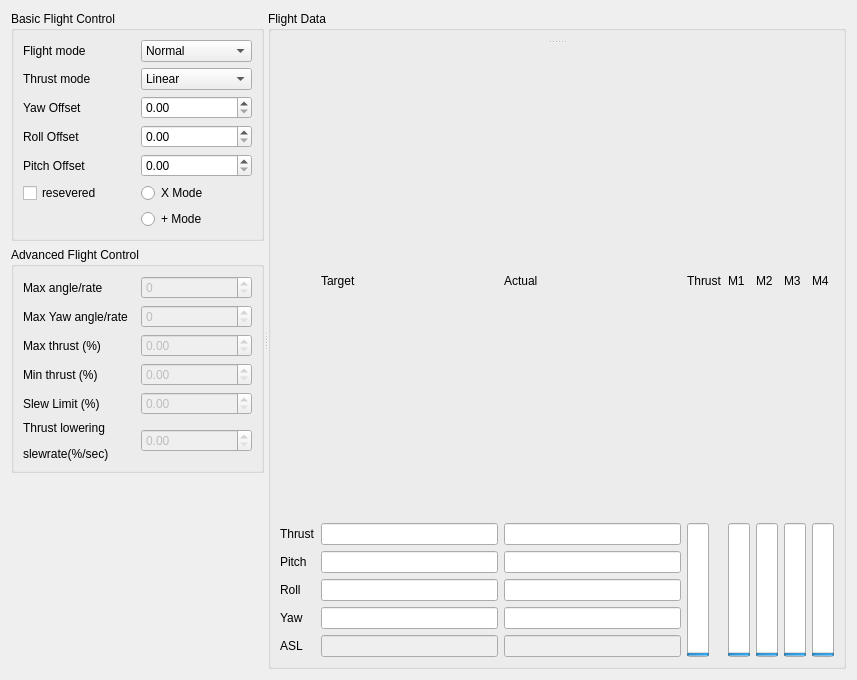
This is ui/tabs/flightTab.ui in ninfeion/BBflight-clients-restruction-python as Qt 5 draws it before an edit. The edited form follows.
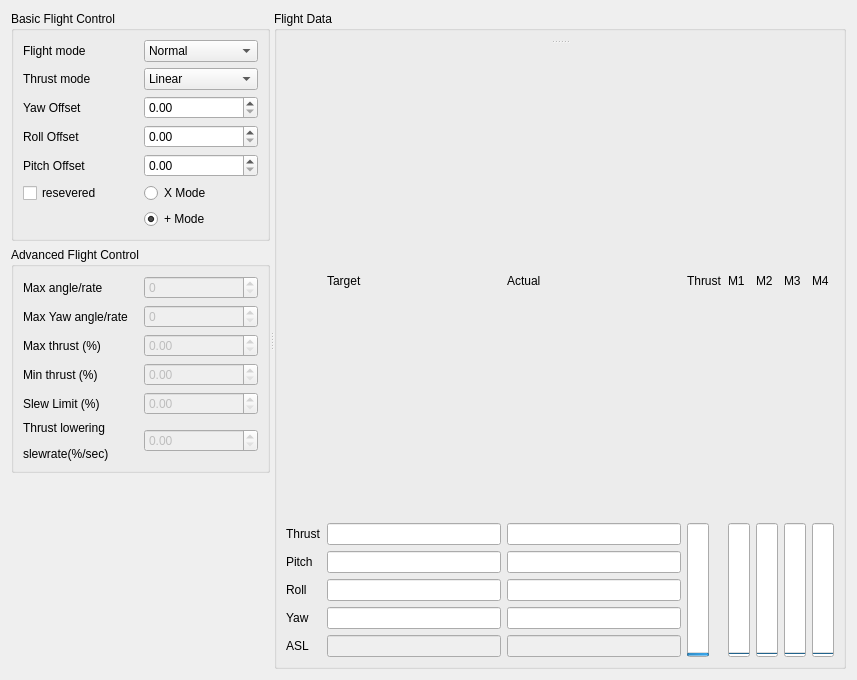
This is the edited form.

Patch:
```diff
--- a/ui/tabs/flightTab.ui
+++ b/ui/tabs/flightTab.ui
@@ -37,7 +37,11 @@
              </widget>
             </item>
             <item row="4" column="1">
-             <widget class="QDoubleSpinBox" name="pitchOffset"/>
+             <widget class="QDoubleSpinBox" name="pitchOffset">
+              <property name="maximum">
+               <double>180.000000000000000</double>
+              </property>
+             </widget>
             </item>
             <item row="1" column="1">
              <widget class="QComboBox" name="thrustModeComboBox">
@@ -96,10 +100,18 @@
              </widget>
             </item>
             <item row="3" column="1">
-             <widget class="QDoubleSpinBox" name="rollOffset"/>
+             <widget class="QDoubleSpinBox" name="rollOffset">
+              <property name="maximum">
+               <double>180.000000000000000</double>
+              </property>
+             </widget>
             </item>
             <item row="2" column="1">
-             <widget class="QDoubleSpinBox" name="yawOffset"/>
+             <widget class="QDoubleSpinBox" name="yawOffset">
+              <property name="maximum">
+               <double>180.000000000000000</double>
+              </property>
+             </widget>
             </item>
             <item row="4" column="0">
              <widget class="QLabel" name="pitchTrimLabel">
@@ -113,6 +125,9 @@
               <property name="text">
                <string>+ Mode</string>
               </property>
+              <property name="checked">
+               <bool>true</bool>
+              </property>
              </widget>
             </item>
             <item row="6" column="0">
@@ -182,6 +197,9 @@
               <property name="enabled">
                <bool>false</bool>
               </property>
+              <property name="maximum">
+               <number>100</number>
+              </property>
              </widget>
             </item>
             <item row="1" column="1">
@@ -189,6 +207,12 @@
               <property name="enabled">
                <bool>false</bool>
               </property>
+              <property name="maximum">
+               <number>100</number>
+              </property>
+              <property name="singleStep">
+               <number>10</number>
+              </property>
              </widget>
             </item>
             <item row="2" column="1">
@@ -196,6 +220,9 @@
               <property name="enabled">
                <bool>false</bool>
               </property>
+              <property name="maximum">
+               <double>100.000000000000000</double>
+              </property>
              </widget>
             </item>
             <item row="3" column="1">
@@ -203,6 +230,9 @@
               <property name="enabled">
                <bool>false</bool>
               </property>
+              <property name="maximum">
+               <double>100.000000000000000</double>
+              </property>
              </widget>
             </item>
             <item row="4" column="1">
@@ -210,6 +240,9 @@
               <property name="enabled">
                <bool>false</bool>
               </property>
+              <property name="maximum">
+               <double>100.000000000000000</double>
+              </property>
              </widget>
             </item>
             <item row="5" column="1">
@@ -217,6 +250,9 @@
               <property name="enabled">
                <bool>false</bool>
               </property>
+              <property name="maximum">
+               <double>100.000000000000000</double>
+              </property>
              </widget>
             </item>
            </layout>
@@ -382,10 +418,10 @@
               <item row="2" column="5" rowspan="5">
                <widget class="QProgressBar" name="m2ProgressBar">
                 <property name="maximum">
-                 <number>65535</number>
+                 <number>100</number>
                 </property>
                 <property name="value">
-                 <number>24</number>
+                 <number>0</number>
                 </property>
                 <property name="textVisible">
                  <bool>false</bool>
@@ -408,10 +444,10 @@
               <item row="2" column="4" rowspan="5">
                <widget class="QProgressBar" name="m1ProgressBar">
                 <property name="maximum">
-                 <number>65535</number>
+                 <number>100</number>
                 </property>
                 <property name="value">
-                 <number>24</number>
+                 <number>0</number>
                 </property>
                 <property name="orientation">
                  <enum>Qt::Vertical</enum>
@@ -471,10 +507,10 @@
               <item row="2" column="7" rowspan="5">
                <widget class="QProgressBar" name="m4ProgressBar">
                 <property name="maximum">
-                 <number>65535</number>
+                 <number>100</number>
                 </property>
                 <property name="value">
-                 <number>24</number>
+                 <number>0</number>
                 </property>
                 <property name="textVisible">
                  <bool>false</bool>
@@ -487,10 +523,10 @@
               <item row="2" column="6" rowspan="5">
                <widget class="QProgressBar" name="m3ProgressBar">
                 <property name="maximum">
-                 <number>65535</number>
+                 <number>100</number>
                 </property>
                 <property name="value">
-                 <number>24</number>
+                 <number>0</number>
                 </property>
                 <property name="textVisible">
                  <bool>false</bool>
```
Left out of the diff: 4 changed lines with no effect on the pictures.
